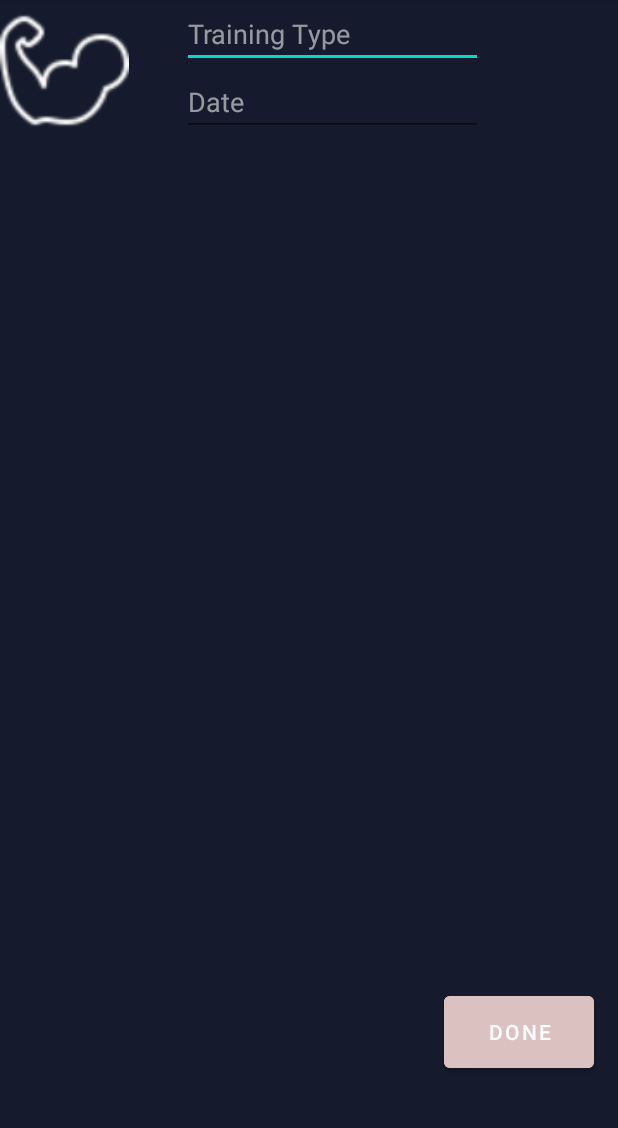
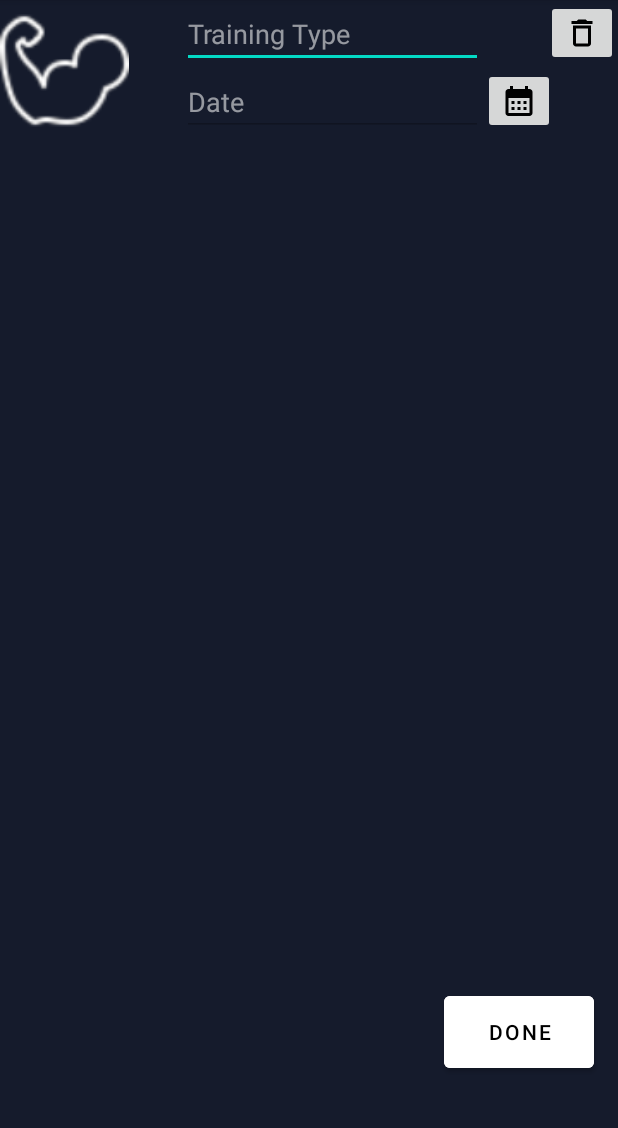
Before and after one commit to Alexmarques11/GymRats, an Android app: the PlanosFragment screen opened through its navigation route, after a tap on "ADD PLAN", on a phone screen of 412 x 824 dp, the part 84-1212 px from its top. Run offline under Robolectric (Android 15) with nearby library versions, the phone set to English and light mode, and no system bars; our stand-ins replace Room's generated code, navigation-ui.

Commit message:
Saving, Delete and Edit Planos

```diff
--- a/app/src/main/AndroidManifest.xml
+++ b/app/src/main/AndroidManifest.xml
@@ -25,7 +25,7 @@
         <activity android:name=".LoginActivity" />
         <activity android:name=".RegisterActivity" />
         <activity android:name=".MainActivity" />
-        <activity android:name=".ui.AddPlanosActivity"/>
+        <activity android:name=".ui.planos.AddPlanosActivity"/>
     </application>
 
 </manifest>
--- a/app/src/main/java/ipca/study/gymrats/ui/AppDataBase.kt
+++ b/app/src/main/java/ipca/study/gymrats/repository/AppDataBase.kt
@@ -1,4 +1,4 @@
-package ipca.study.gymrats.ui
+package ipca.study.gymrats.repository
 
 import android.content.Context
 import androidx.room.Database
--- a/app/src/main/java/ipca/study/gymrats/ui/Converters.kt
+++ b/app/src/main/java/ipca/study/gymrats/repository/Converters.kt
@@ -1,4 +1,4 @@
-package ipca.study.gymrats.ui
+package ipca.study.gymrats.repository
 
 import androidx.room.TypeConverter
 import java.util.Date
--- a/app/src/main/java/ipca/study/gymrats/ui/Planos.kt
+++ b/app/src/main/java/ipca/study/gymrats/repository/Planos.kt
@@ -1,10 +1,11 @@
-package ipca.study.gymrats.ui
+package ipca.study.gymrats.repository
 
 import androidx.lifecycle.LiveData
 import androidx.room.Dao
 import androidx.room.Delete
 import androidx.room.Entity
 import androidx.room.Insert
+import androidx.room.OnConflictStrategy
 import androidx.room.PrimaryKey
 import androidx.room.Query
 import androidx.room.Update
@@ -25,7 +26,7 @@ interface PlanosDao {
     @Query("SELECT * FROM Planos")
     fun getAll() : LiveData<List<Planos>>
 
-    @Insert
+    @Insert(onConflict = OnConflictStrategy.REPLACE)
     fun insert(plano: Planos)
 
     @Update
--- a/app/src/main/java/ipca/study/gymrats/ui/AddPlanosActivity.kt
+++ /dev/null
@@ -1,44 +0,0 @@
-package ipca.study.gymrats.ui
-
-import android.app.Activity
-import android.content.Intent
-import android.os.Bundle
-import android.widget.Button
-import android.widget.EditText
-import androidx.appcompat.app.AppCompatActivity
-import ipca.study.gymrats.R
-
-class AddPlanosActivity : AppCompatActivity() {
-
-    private var position: Int = -1
-    private var timestamp: Long = 0
-
-    override fun onCreate(savedInstanceState: Bundle?) {
-        super.onCreate(savedInstanceState)
-        setContentView(R.layout.activity_add_planos)
-
-        val trainingType = findViewById<EditText>(R.id.editTextTrainingType)
-        val date = findViewById<EditText>(R.id.editTextDate)
-
-        intent.extras?.let {
-            position = it.getInt(DATA_POSITION, -1)
-            timestamp = it.getLong(DATA_DATE)
-            val training = it.getString(DATA_TRAINING)
-            trainingType.setText(training)
-        }
-
-        findViewById<Button>(R.id.buttonDone)?.setOnClickListener {
-            val intent = Intent()
-            intent.putExtra(DATA_TRAINING, trainingType.text.toString())
-            intent.putExtra(DATA_DATE, timestamp)  // Usando timestamp em vez de uma string
-            setResult(Activity.RESULT_OK, intent)
-            finish()
-        }
-    }
-
-    companion object {
-        const val DATA_TRAINING = "data_training"
-        const val DATA_DATE = "data_date"
-        const val DATA_POSITION = "data_position"
-    }
-}
--- a/app/src/main/java/ipca/study/gymrats/ui/CalendarFragment.kt
+++ b/app/src/main/java/ipca/study/gymrats/ui/calendar/CalendarFragment.kt
@@ -1,4 +1,4 @@
-    package ipca.study.gymrats.ui
+    package ipca.study.gymrats.ui.calendar
 
     import android.os.Bundle
     import androidx.fragment.app.Fragment
--- a/app/src/main/java/ipca/study/gymrats/ui/PlanosFragment.kt
+++ b/app/src/main/java/ipca/study/gymrats/ui/planos/PlanosFragment.kt
@@ -1,6 +1,5 @@
-package ipca.study.gymrats.ui
+package ipca.study.gymrats.ui.planos
 
-import android.app.Activity
 import android.content.Intent
 import android.os.Bundle
 import android.view.LayoutInflater
@@ -11,57 +10,20 @@ import android.widget.Button
 import android.widget.CheckBox
 import android.widget.ListView
 import android.widget.TextView
-import androidx.activity.result.contract.ActivityResultContracts
 import androidx.fragment.app.Fragment
+import androidx.lifecycle.Observer
 import ipca.study.gymrats.R
+import ipca.study.gymrats.repository.AppDatabase
+import ipca.study.gymrats.repository.Planos
 import ipca.study.gymrats.toShortDateTime
-import kotlinx.coroutines.Dispatchers
-import kotlinx.coroutines.GlobalScope
-import kotlinx.coroutines.launch
-import java.util.Date
-import java.util.UUID
 
 class PlanosFragment : Fragment() {
 
-    var planos = arrayListOf<Planos>(
-        Planos("1","Peito", Date()),
-        Planos("2","Costas", Date()),
-        Planos("3","Pernas", Date())
-    )
+    var planos :List<Planos> = arrayListOf<Planos>()
 
     val adapter = PlanosAdapter()
 
-    val resultLauncher = registerForActivityResult(ActivityResultContracts.StartActivityForResult()) {
-        if (it.resultCode == Activity.RESULT_OK) {
-            val data = it.data
-            data?.let {
-                val training = it.getStringExtra(AddPlanosActivity.DATA_TRAINING) ?: ""
-                val timestamp = it.getLongExtra(AddPlanosActivity.DATA_DATE, 0)
-                val position = it.getIntExtra(AddPlanosActivity.DATA_POSITION, -1)
 
-                if (position == -1) {
-                    val newPlano = Planos(
-                        UUID.randomUUID().toString(),
-                        training,
-                        if (timestamp != 0L) Date(timestamp) else Date(),
-                        false
-                    )
-
-                    GlobalScope.launch(Dispatchers.IO) {
-                        AppDatabase.getDatabase(requireContext())?.getPlanosDao()?.insert(newPlano)
-                    }
-                } else {
-                    planos[position].trainingType = training
-                    planos[position].date = if (timestamp != 0L) Date(timestamp) else Date()
-
-                    GlobalScope.launch(Dispatchers.IO) {
-                        val planosDao = AppDatabase.getDatabase(requireContext())?.getPlanosDao()
-                        planosDao?.update(planos[position])
-                    }
-                }
-                }
-            }
-        }
 
     override fun onCreateView(
         inflater: LayoutInflater, container: ViewGroup?,
@@ -74,10 +36,20 @@ class PlanosFragment : Fragment() {
 
         rootView.findViewById<Button>(R.id.buttonDone).setOnClickListener {
             val intent = Intent(requireContext(), AddPlanosActivity::class.java)
-            resultLauncher.launch(intent)
+            startActivity(intent)
         }
 
         return rootView
+    }
+
+    override fun onViewCreated(view: View, savedInstanceState: Bundle?) {
+        super.onViewCreated(view, savedInstanceState)
+
+        val planosDao = AppDatabase.getDatabase(requireContext())?.getPlanosDao()
+        planosDao?.getAll()?.observe(viewLifecycleOwner, Observer {
+            planos = it
+            adapter.notifyDataSetChanged()
+        })
     }
 
     inner class PlanosAdapter : BaseAdapter() {
@@ -105,17 +77,16 @@ class PlanosFragment : Fragment() {
             checkBox.setOnClickListener {
                 planos[position].isChecked = checkBox.isChecked
             }
-            GlobalScope.launch (Dispatchers.IO) {
-                AppDatabase.getDatabase(requireContext())?.getPlanosDao()
-                    ?.update(planos[position])
-            }
+
 
             rootView.setOnClickListener {
                 val intent = Intent(requireActivity(), AddPlanosActivity::class.java)
                 intent.putExtra(AddPlanosActivity.DATA_TRAINING, planos[position].trainingType)
                 intent.putExtra(AddPlanosActivity.DATA_DATE, planos[position].date.time)
-                intent.putExtra(AddPlanosActivity.DATA_POSITION, position)
-                resultLauncher.launch(intent)
+
+                intent.putExtra(AddPlanosActivity.DATA_PLAN_ID,  planos[position].id)
+
+                startActivity(intent)
             }
 
             return rootView
--- /dev/null
+++ b/app/src/main/res/drawable/baseline_calendar_month_24.xml
@@ -0,0 +1,5 @@
+<vector android:height="24dp" android:tint="#000000"
+    android:viewportHeight="24" android:viewportWidth="24"
+    android:width="24dp" xmlns:android="http://schemas.android.com/apk/res/android">
+    <path android:fillColor="@android:color/white" android:pathData="M19,4h-1V2h-2v2H8V2H6v2H5C3.89,4 3.01,4.9 3.01,6L3,20c0,1.1 0.89,2 2,2h14c1.1,0 2,-0.9 2,-2V6C21,4.9 20.1,4 19,4zM19,20H5V10h14V20zM9,14H7v-2h2V14zM13,14h-2v-2h2V14zM17,14h-2v-2h2V14zM9,18H7v-2h2V18zM13,18h-2v-2h2V18zM17,18h-2v-2h2V18z"/>
+</vector>
--- /dev/null
+++ b/app/src/main/res/drawable/baseline_delete_outline_24.xml
@@ -0,0 +1,5 @@
+<vector android:height="24dp" android:tint="#000000"
+    android:viewportHeight="24" android:viewportWidth="24"
+    android:width="24dp" xmlns:android="http://schemas.android.com/apk/res/android">
+    <path android:fillColor="@android:color/white" android:pathData="M6,19c0,1.1 0.9,2 2,2h8c1.1,0 2,-0.9 2,-2L18,7L6,7v12zM8,9h8v10L8,19L8,9zM15.5,4l-1,-1h-5l-1,1L5,4v2h14L19,4z"/>
+</vector>
--- a/app/src/main/res/layout/activity_add_planos.xml
+++ b/app/src/main/res/layout/activity_add_planos.xml
@@ -5,6 +5,24 @@
     android:layout_width="match_parent"
     android:layout_height="match_parent"
     android:background="@color/material_dynamic_secondary10">
+
+    <ImageButton
+        android:id="@+id/imageButtonDelete"
+        android:layout_width="wrap_content"
+        android:layout_height="wrap_content"
+        android:src="@drawable/baseline_delete_outline_24"
+        app:layout_constraintEnd_toEndOf="parent"
+        app:layout_constraintTop_toTopOf="parent" />
+
+    <ImageButton
+        android:id="@+id/imageButtonPicKDate"
+        android:layout_width="wrap_content"
+        android:layout_height="wrap_content"
+        android:layout_marginBottom="2dp"
+        android:src="@drawable/baseline_calendar_month_24"
+        app:layout_constraintBottom_toBottomOf="@+id/editTextDate"
+        app:layout_constraintStart_toEndOf="@+id/editTextDate"
+        app:layout_constraintTop_toBottomOf="@+id/editTextTrainingType" />
 
     <ImageView
         android:id="@+id/imageView5"
@@ -35,6 +53,7 @@
         android:layout_marginStart="35dp"
         android:layout_marginEnd="90dp"
         android:ems="10"
+        android:enabled="false"
         android:hint="Date"
         android:inputType="date"
         android:textColor="#FFFFFF"
@@ -50,8 +69,10 @@
         android:layout_height="60dp"
         android:layout_marginEnd="16dp"
         android:layout_marginBottom="50dp"
-        android:backgroundTint="#DCC1C1"
+        android:backgroundTint="@color/white"
         android:text="Done"
+        android:textColor="#000000"
         app:layout_constraintBottom_toBottomOf="parent"
         app:layout_constraintEnd_toEndOf="parent" />
+
 </androidx.constraintlayout.widget.ConstraintLayout>
--- a/app/src/main/res/layout/fragment_calendar.xml
+++ b/app/src/main/res/layout/fragment_calendar.xml
@@ -3,6 +3,6 @@
     xmlns:tools="http://schemas.android.com/tools"
     android:layout_width="match_parent"
     android:layout_height="match_parent"
-    tools:context=".ui.CalendarFragment"
+    tools:context=".ui.calendar.CalendarFragment"
     android:background="@color/material_dynamic_secondary10"
     />
--- a/app/src/main/res/layout/fragment_planos.xml
+++ b/app/src/main/res/layout/fragment_planos.xml
@@ -4,7 +4,7 @@
     xmlns:tools="http://schemas.android.com/tools"
     android:layout_width="match_parent"
     android:layout_height="match_parent"
-    tools:context=".ui.PlanosFragment"
+    tools:context=".ui.planos.PlanosFragment"
     android:background="@color/material_dynamic_secondary10"
     >
 
--- a/app/src/main/res/navigation/mobile_navigation.xml
+++ b/app/src/main/res/navigation/mobile_navigation.xml
@@ -25,12 +25,12 @@
         tools:layout="@layout/fragment_notifications" />
     <fragment
         android:id="@+id/navigation_planos"
-        android:name="ipca.study.gymrats.ui.PlanosFragment"
+        android:name="ipca.study.gymrats.ui.planos.PlanosFragment"
         android:label="Plans"
         tools:layout="@layout/fragment_planos" />
     <fragment
         android:id="@+id/navigation_calendar"
-        android:name="ipca.study.gymrats.ui.CalendarFragment"
+        android:name="ipca.study.gymrats.ui.calendar.CalendarFragment"
         android:label="Calendar"
         tools:layout="@layout/fragment_calendar" />
 </navigation>
```
Also changed, not shown: app/src/main/java/ipca/study/gymrats/DatePickerFragment.kt (added, +37 -0 lines), app/src/main/java/ipca/study/gymrats/ui/planos/AddPlanosActivity.kt (added, +110 -0 lines), 2 other files.
